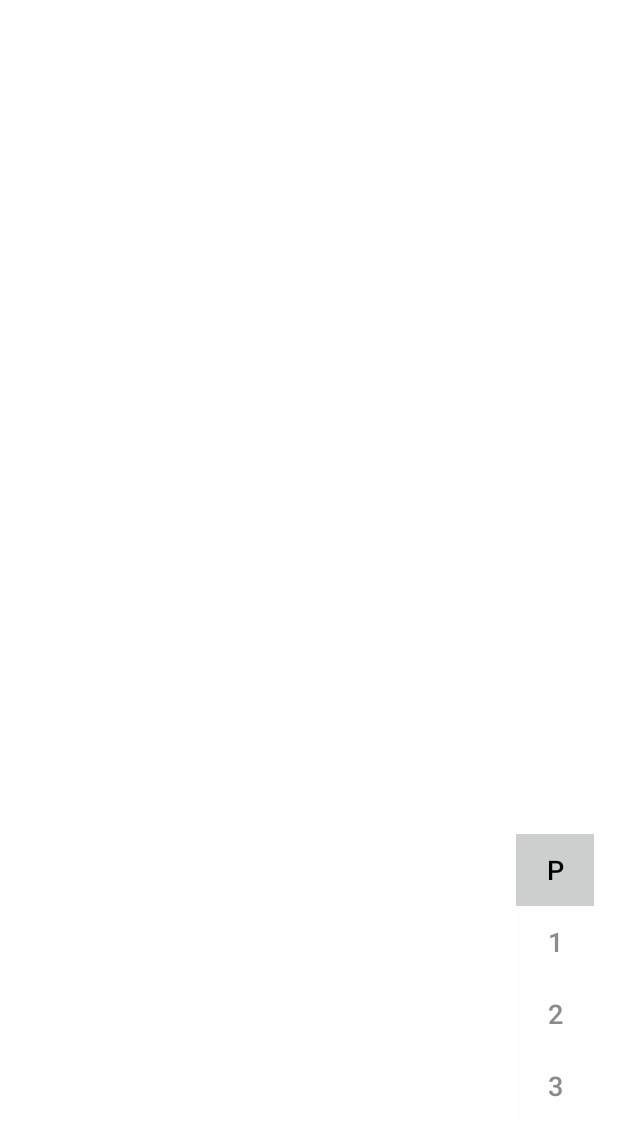
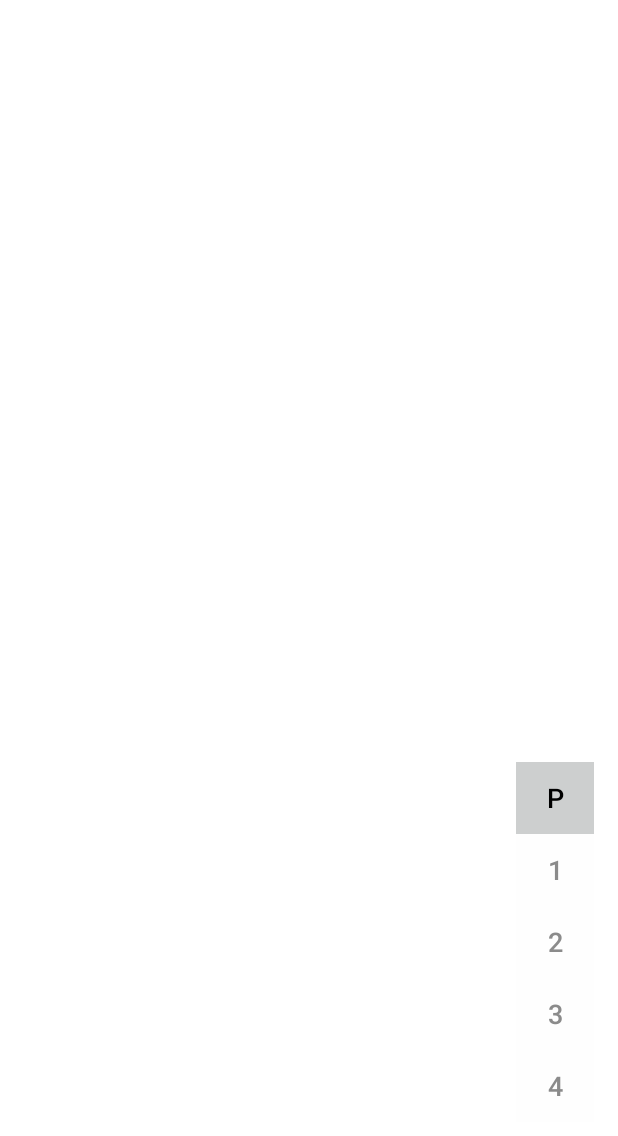
Before and after one commit to IoanaAlexandru/upb-campus-map, an Android app: the layout fragment_ed.xml on its own in the app's theme, with its tools: preview values and no code run, on a phone screen of 412 x 824 dp. Shown: the top 1136 px of the screen. Run offline under Robolectric (Android 15) with nearby library versions, the light colour scheme and no system bars.

Commit message:
Change floor plans and add HistoryFrag ListView

```diff
--- a/app/src/main/java/com/example/upbcampus/MainActivity.kt
+++ b/app/src/main/java/com/example/upbcampus/MainActivity.kt
@@ -43,7 +43,7 @@ class MainActivity : AppCompatActivity() {
         super.onCreate(savedInstanceState)
         setContentView(R.layout.activity_main)
         // Obtain the SupportMapFragment and get notified when the map is ready to be used.
-        loadFragByTag(FRAG_BUILIDINGS);
+        loadFragByTag(FRAG_BUILIDINGS)
         searchView = findViewById(R.id.sv_location)
         searchView?.setOnQueryTextListener(object : SearchView.OnQueryTextListener {
             override fun onQueryTextSubmit(s: String): Boolean {
--- a/app/src/main/res/drawable/bg_round.xml
+++ b/app/src/main/res/drawable/bg_round.xml
@@ -3,6 +3,6 @@
     android:shape="rectangle">
 
     <solid android:color="@android:color/white"/>
-    <stroke android:width="3dp" android:color="@android:color/darker_gray"/>
+    <stroke android:width="2dp" android:color="@android:color/darker_gray"/>
     <corners android:radius="6dp"/>
 </shape>
--- a/app/src/main/res/layout/fragment_ed.xml
+++ b/app/src/main/res/layout/fragment_ed.xml
@@ -60,6 +60,14 @@
                     android:text="@string/_3"
                     android:textColor="@color/colorDarkGray"
                     android:textSize="18sp"/>
+            <Button android:layout_height="wrap_content"
+                    android:layout_width="wrap_content"
+                    android:layout_weight="1.0"
+                    android:id="@+id/ed_floor4"
+                    android:background="@color/colorWhite"
+                    android:text="@string/_4"
+                    android:textColor="@color/colorDarkGray"
+                    android:textSize="18sp"/>
         </LinearLayout>
     </LinearLayout>
 </RelativeLayout>
--- a/app/src/main/res/layout/history.xml
+++ b/app/src/main/res/layout/history.xml
@@ -11,5 +11,8 @@
         <ListView
                 android:id="@+id/lv"
                 android:layout_width="wrap_content"
-            android:layout_height="match_parent"/>
+                android:layout_height="wrap_content"
+                android:layout_marginTop="66dp"
+                android:layout_marginBottom="66dp"/>
+
 </FrameLayout>
```
Also changed, not shown: app/src/main/java/com/example/upbcampus/fragments/EdFrag.kt (+17 -3 lines), app/src/main/java/com/example/upbcampus/fragments/HistoryFrag.kt (+21 -5 lines), app/src/main/java/com/example/upbcampus/fragments/EcFrag.kt (line endings or trailing spaces), app/src/main/res/drawable/ec_etaj.jpg (deleted), app/src/main/res/drawable/ec_parter.jpg (deleted), app/src/main/res/drawable/ed_etaj.jpg (deleted), app/src/main/res/drawable/ed_etaj2.jpg (deleted), app/src/main/res/drawable/ed_parter.jpg (deleted). Lines whose indentation alone changed are shown as unchanged.
